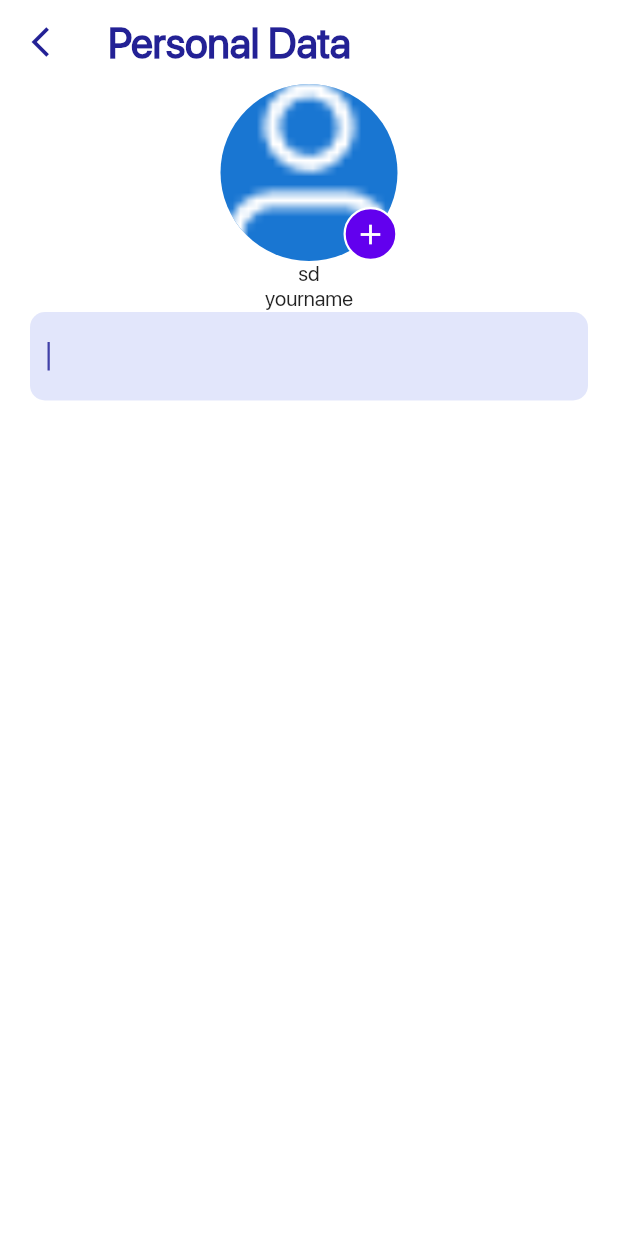
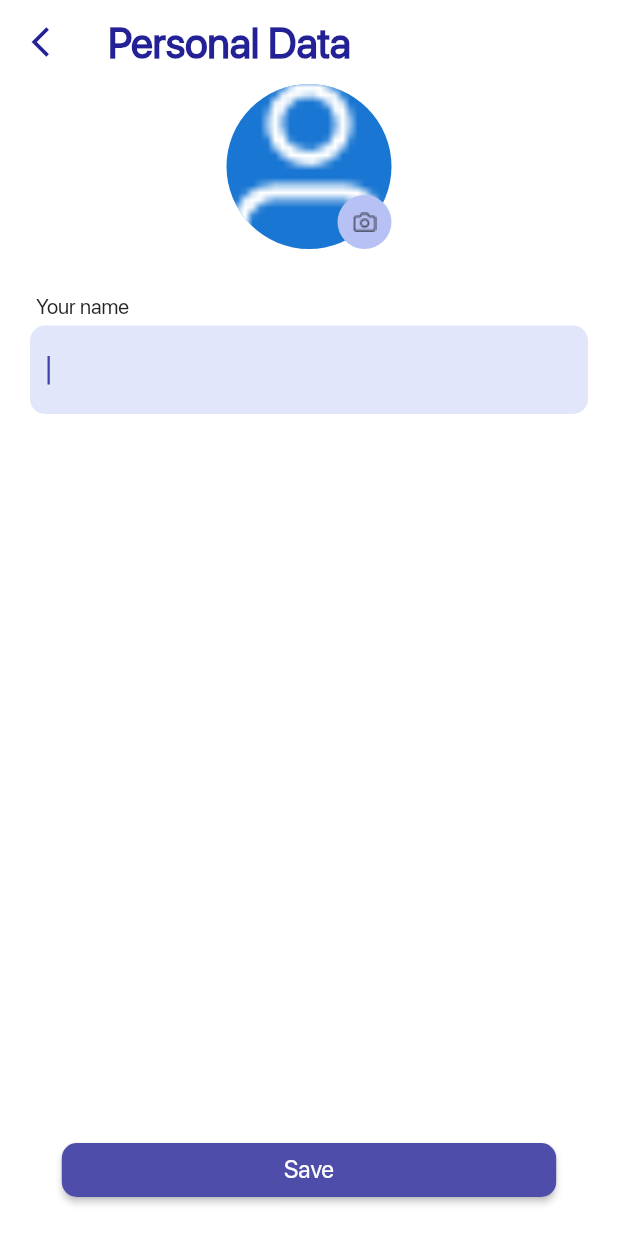
Before and after one commit to auyelgazin/uniguide, a Flutter app: the PersonalDataScreen screen opened by its route, on a phone screen of 412 x 824 dp. Run offline on Flutter 3.47's test engine with Material 2 defaults, Android fonts, the phone set to English and light mode, and no system bars; our stand-ins replace cloud_firestore, firebase_auth, firebase_core, firebase_storage, get, image_picker and 1 more; accounts and stored records are empty; network calls fail.

```diff
--- a/lib/main.dart
+++ b/lib/main.dart
@@ -50,6 +50,6 @@ class MyApp extends StatelessWidget {
 
 String authWrap(){
   if(FirebaseAuth.instance.currentUser != null) {
-    return '/profileEdit';
+    return '/dashboard';
   } else return '/signup';
 }
--- a/lib/screens/auth/login_screen.dart
+++ b/lib/screens/auth/login_screen.dart
@@ -56,7 +56,7 @@ class LoginScreen extends StatelessWidget {
                   Padding(
                     padding: const EdgeInsets.symmetric(horizontal: 20),
                     child: AuthTextField(
-                      hintLabelText: 'email_address'.tr,
+                      labelText: 'email_address'.tr,
                       hidePassword: false,
                       controller: emailController,
                       trailingIcon: null,
@@ -69,7 +69,7 @@ class LoginScreen extends StatelessWidget {
                   Padding(
                     padding: const EdgeInsets.symmetric(horizontal: 20),
                     child: AuthTextField(
-                      hintLabelText: 'password'.tr,
+                      labelText: 'password'.tr,
                       hidePassword: true,
                       controller: passwordController,
                       trailingIcon: Icon(Icons.remove_red_eye),
--- a/lib/screens/auth/signup_screen.dart
+++ b/lib/screens/auth/signup_screen.dart
@@ -74,7 +74,7 @@ class _SignupScreenState extends State<SignupScreen> {
                   Padding(
                     padding: const EdgeInsets.symmetric(horizontal: 20),
                     child: AuthTextField(
-                      hintLabelText: 'full_name'.tr,
+                      labelText: 'full_name'.tr,
                       hidePassword: false,
                       controller: fullNameController,
                       trailingIcon: null,
@@ -87,7 +87,7 @@ class _SignupScreenState extends State<SignupScreen> {
                   Padding(
                     padding: const EdgeInsets.symmetric(horizontal: 20),
                     child: AuthTextField(
-                      hintLabelText: 'email_address'.tr,
+                      labelText: 'email_address'.tr,
                       hidePassword: false,
                       controller: emailController,
                       trailingIcon: null,
@@ -100,7 +100,7 @@ class _SignupScreenState extends State<SignupScreen> {
                   Padding(
                     padding: const EdgeInsets.symmetric(horizontal: 20),
                     child: AuthTextField(
-                      hintLabelText: 'password'.tr,
+                      labelText: 'password'.tr,
                       hidePassword: true,
                       controller: passwordController,
                       trailingIcon: Icon(Icons.remove_red_eye),
--- a/lib/screens/dashboard/controllers/dashboard_controller.dart
+++ b/lib/screens/dashboard/controllers/dashboard_controller.dart
@@ -8,10 +8,11 @@ class DashboardController extends GetxController {
 
   void changeTabIndex(int index) {
     tabIndex = index;
-    if (tabIndex == 2){
+    if (tabIndex == 2) {
       getCurrentProfile();
     }
     update();
+
   }
 
   var fullName = ''.obs;
@@ -25,7 +26,6 @@ class DashboardController extends GetxController {
       fullName.value = details[0];
       email.value = details[1];
       position.value = details[2];
-
     }
   }
 }
--- a/lib/screens/dashboard/profile_screens/persontal_data_screen.dart
+++ b/lib/screens/dashboard/profile_screens/persontal_data_screen.dart
@@ -1,10 +1,15 @@
 import 'package:flutter/material.dart';
 import 'package:get/get.dart';
 import 'package:uniguide/constants/font_styles.dart';
+import 'package:uniguide/screens/dashboard/controllers/dashboard_controller.dart';
+import 'package:uniguide/widgets/auth_widgets/auth_button.dart';
 import 'package:uniguide/widgets/auth_widgets/auth_textfield.dart';
+import 'package:uniguide/widgets/wide_button_box.dart';
 
 class PersonalDataScreen extends StatelessWidget {
   final TextEditingController fullNameController = TextEditingController();
+
+  DashboardController dashboardController = Get.put(DashboardController());
 
   @override
   Widget build(BuildContext context) {
@@ -31,13 +36,16 @@ class PersonalDataScreen extends StatelessWidget {
         elevation: 0,
       ),
       body: Column(
+        mainAxisAlignment: MainAxisAlignment.spaceBetween,
         crossAxisAlignment: CrossAxisAlignment.center,
         children: [
           Container(
-            child: Stack(
+            child: Column(
+              children: [
+                Stack(
                   children: [
                     CircleAvatar(
-                  radius: 59,
+                      radius: 55,
                       backgroundImage: AssetImage('images/profile.png'),
                     ),
                     Positioned(
@@ -47,28 +55,29 @@ class PersonalDataScreen extends StatelessWidget {
                         width: 36,
                         height: 36,
                         decoration: BoxDecoration(
-                      border: Border.all(color: Colors.white, width: 1.5),
-                      color: Color(0xFF6200EE),
+                          color: Color(0xFFB7C1F4),
                           borderRadius: BorderRadius.circular(100),
                         ),
-                    child: Icon(
-                      Icons.add,
-                      size: 22,
-                      color: Colors.white,
+                        child: ImageIcon(
+                          AssetImage('images/camera.png'),
                         ),
                       ),
                     ),
                   ],
                 ),
-          ),
-          Text('sd'),
+                SizedBox(height: 30),
                 Padding(
                   padding: const EdgeInsets.symmetric(horizontal: 20),
                   child: Column(
+                    crossAxisAlignment: CrossAxisAlignment.start,
                     children: [
-                Text('yourname'),
+                      Padding(
+                        padding: const EdgeInsets.only(left: 4, bottom: 4),
+                        child: Text('Your name'),
+                      ),
                       AuthTextField(
-                  hintLabelText: null,
+                        labelText: null,
+                        hintText: dashboardController.fullName.value,
                         hidePassword: false,
                         controller: fullNameController,
                         trailingIcon: null,
@@ -79,6 +88,17 @@ class PersonalDataScreen extends StatelessWidget {
                 ),
               ],
             ),
+          ),
+          Container(
+            padding: EdgeInsets.only(bottom: 20),
+            width: MediaQuery.of(context).size.width * 0.8,
+            child: AuthButton(
+              'Save',
+              () {},
+            ),
+          ),
+        ],
+      ),
     );
   }
 }
--- a/lib/widgets/auth_widgets/auth_textfield.dart
+++ b/lib/widgets/auth_widgets/auth_textfield.dart
@@ -1,14 +1,16 @@
 import 'package:flutter/material.dart';
 
 class AuthTextField extends StatelessWidget {
-  final String hintLabelText;
+  final String labelText;
+  final String hintText;
   final bool hidePassword;
   final TextEditingController controller;
   final Icon trailingIcon;
   final TextInputType keyboardType;
 
   AuthTextField(
-      {this.hintLabelText,
+      {this.labelText,
+      this.hintText,
       this.hidePassword,
       this.controller,
       this.trailingIcon,
@@ -29,7 +31,7 @@ class AuthTextField extends StatelessWidget {
       obscureText: hidePassword,
       keyboardType: keyboardType,
       decoration: InputDecoration(
-          labelText: hintLabelText,
+          labelText: labelText,
           labelStyle: TextStyle(
             fontSize: 12,
             fontWeight: FontWeight.w400,
@@ -41,12 +43,12 @@ class AuthTextField extends StatelessWidget {
           ),
           suffixIcon: trailingIcon,
 
-          // hintText: hintLabelText,
-          // hintStyle: TextStyle(
-          //   fontSize: 20,
-          //   fontWeight: FontWeight.w400,
-          //   color: Color(0xFF232195).withOpacity(0.6),
-          // ),
+          hintText: hintText,
+          hintStyle: TextStyle(
+            fontSize: 16,
+            fontWeight: FontWeight.w400,
+            color: Color(0xFF212121).withOpacity(0.6),
+          ),
           focusColor: Color(0xFFB7C1F4),
 
           fillColor: Color(0xFFB7C1F4).withOpacity(0.4),
```
Also changed, not shown: images/camera.png (added). Lines whose indentation alone changed are shown as unchanged.
